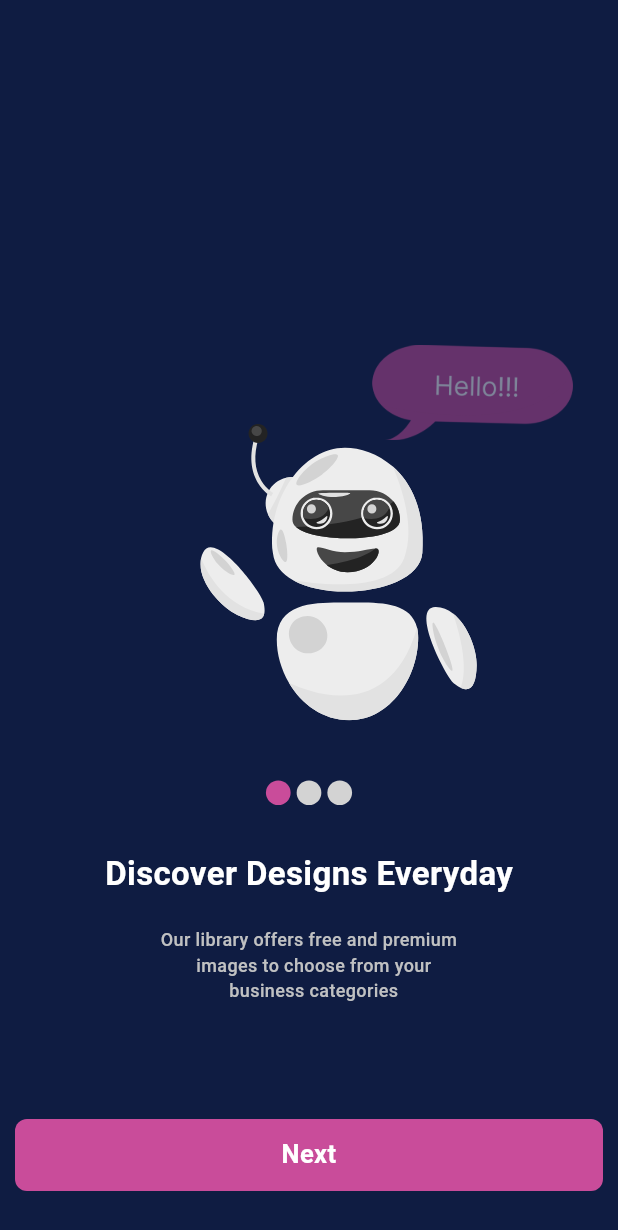
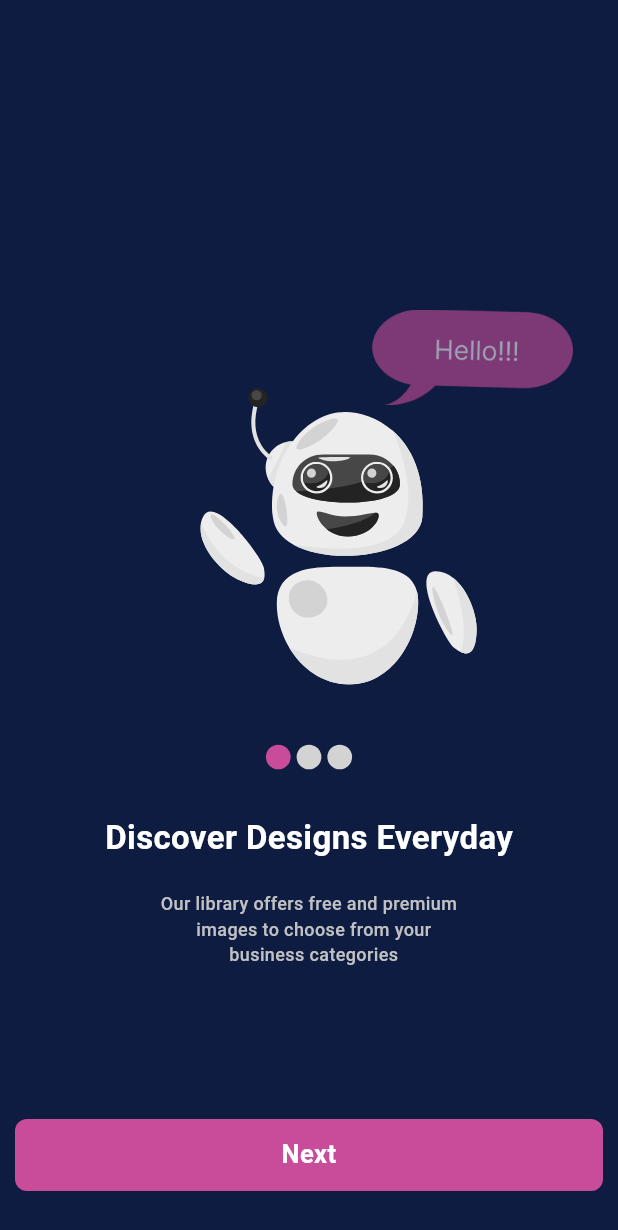
Before and after one commit to UmeshBrainbinary/festival_studio, a Flutter app: the screen it shows after launch, on a phone screen of 412 x 824 dp. Shown: the top 1230 px of the screen. Run offline on Flutter 3.47's test engine with Material 3 defaults, Android fonts, the phone set to English and light mode, and no system bars; our stand-ins replace auto_size_text, cached_network_image, connectivity_plus, country_picker, flutter_colorpicker, flutter_svg and 11 more; missing offline and left inert: flutter_share.

Commit message:
ui changes

```diff
--- a/lib/screen/add_details/widget/add_details_widget.dart
+++ b/lib/screen/add_details/widget/add_details_widget.dart
@@ -34,7 +34,7 @@ Widget addDetailsTextField(BuildContext context) {
               children: [
 
                 const SizedBox(
-                  height: 20,
+                  height: 40,
                 ),
                 Center(
                   child: Text(
--- a/lib/screen/card_detail/card_detail_screen.dart
+++ b/lib/screen/card_detail/card_detail_screen.dart
@@ -44,10 +44,10 @@ class _CardDetailScreenState extends State<CardDetailScreen> {
           children: [
             GetBuilder<CardDetailController>(
               id: "frame",
-              builder: (context) {
+              builder: (con) {
                 return Column(
                   children: [
-                    SizedBox(height: height * 0.01),
+                    SizedBox(height: height * 0.015),
                     Row(mainAxisAlignment: MainAxisAlignment.spaceBetween,
                       children: [
                         SizedBox(width: width * 0.04),
--- a/lib/screen/card_download/card_dowload_screen.dart
+++ b/lib/screen/card_download/card_dowload_screen.dart
@@ -32,7 +32,7 @@ class CardDownload extends StatelessWidget {
           child: Column(
             children: [
               const SizedBox(
-                height: 20,
+                height: 40,
               ),
               Row(
                 children: [
--- a/lib/screen/generate_logo/generate_logo_screen.dart
+++ b/lib/screen/generate_logo/generate_logo_screen.dart
@@ -16,7 +16,7 @@ class GenerateLogoScreen extends StatelessWidget {
     return Scaffold(
       backgroundColor: AppColors.backgroundCard,
       body: Padding(
-        padding: const EdgeInsets.all(15.0),
+        padding: const EdgeInsets.all(20.0),
         child: addDetailsTextField(context),
       ),
     );
--- a/lib/screen/generate_logo/widget/generate_logo_widget.dart
+++ b/lib/screen/generate_logo/widget/generate_logo_widget.dart
@@ -22,7 +22,7 @@ Widget addDetailsTextField(BuildContext context) {
       crossAxisAlignment: CrossAxisAlignment.start,
       children: [
         const SizedBox(
-          height: 20,
+          height: 40,
         ),
         Row(
           children: [
--- a/lib/screen/help&support/help&suport_screen.dart
+++ b/lib/screen/help&support/help&suport_screen.dart
@@ -19,11 +19,11 @@ class HelpScreen extends StatelessWidget {
     return Scaffold(
       backgroundColor: AppColors.backgroundCard,
       body: Padding(
-        padding: const EdgeInsets.all(15.0),
+        padding: const EdgeInsets.all(20.0),
         child: Column(
           children: [
             const SizedBox(
-              height: 20,
+              height: 40,
             ),
             Row(
               children: [
--- a/lib/screen/home/home_screen.dart
+++ b/lib/screen/home/home_screen.dart
@@ -18,12 +18,12 @@ class HomeScreen extends StatelessWidget {
         children: [
           GetBuilder<HomeController>(
             id: "home",
-            builder: (context) {
+            builder: (con) {
               return Padding(
-                padding: const EdgeInsets.all(15.0),
+                padding: const EdgeInsets.all(20.0),
                 child: Column(
                   children: [
-                    const SizedBox(height: 20,),
+                    const SizedBox(height: 40,),
                     textField(),
                     Expanded(child: (controller.search.text =='')?ListView.builder(
                           itemCount: controller.dataShow.length,
--- a/lib/screen/home/motivational_screen.dart
+++ b/lib/screen/home/motivational_screen.dart
@@ -12,11 +12,11 @@ class MotivationalScreen extends StatelessWidget {
     return Scaffold(
       backgroundColor: AppColors.blue,
       body: Padding(
-        padding: const EdgeInsets.all(15.0),
+        padding: const EdgeInsets.all(20.0),
         child: Column(
           children: [
             const SizedBox(
-              height: 10,
+              height: 40,
             ),
             Row(
               children: [
--- a/lib/screen/home/upcoming_screen.dart
+++ b/lib/screen/home/upcoming_screen.dart
@@ -64,11 +64,11 @@ List grid =[];
     return Scaffold(
       backgroundColor: AppColors.blue,
       body: Padding(
-        padding: const EdgeInsets.all(15.0),
+        padding: const EdgeInsets.all(20.0),
         child: Column(
           children: [
             const SizedBox(
-              height: 20,
+              height: 40,
             ),
             Row(
               mainAxisAlignment: MainAxisAlignment.spaceBetween,
--- a/lib/screen/intro/onboarding/onboarding_screen.dart
+++ b/lib/screen/intro/onboarding/onboarding_screen.dart
@@ -26,7 +26,7 @@ class _OnboardingScreenState extends State<OnboardingScreen>  with SingleTickerP
     super.initState();
 
     animationController = AnimationController(
-      duration: const Duration(seconds: 10),
+      duration: const Duration(seconds: 8),
       vsync: this,
     );
 
@@ -51,7 +51,7 @@ class _OnboardingScreenState extends State<OnboardingScreen>  with SingleTickerP
            padding: const EdgeInsets.all(10.0),
            child: Column(
              children: [
-               const Spacer(flex: 3,),
+               const Spacer(flex: 2,),
                SizedBox(
                  height: 450,
                  child: PageView.builder(
@@ -78,16 +78,16 @@ class _OnboardingScreenState extends State<OnboardingScreen>  with SingleTickerP
                                  ),
 
 
-                     TweenAnimationBuilder<double>(
+                                 index ==0?   TweenAnimationBuilder<double>(
                      tween: Tween<double>(begin: 0.0, end: 1.0),
                      curve: Curves.ease,
-                     duration: const Duration(seconds: 10),
+                     duration: const Duration(seconds: 8),
                      builder: (BuildContext context, double opacity, Widget? child) {
                      return Opacity(
                      opacity: opacity,
                      child: Image.asset(AppAssets.hello,scale: 7.5,)
                      );
-                     }),
+                     }):const SizedBox(),
 
                                ],
                              ),
--- a/lib/screen/select_logo/select_logo_screen.dart
+++ b/lib/screen/select_logo/select_logo_screen.dart
@@ -28,11 +28,11 @@ class LogoSelectionPage extends StatelessWidget {
     return Scaffold(
       backgroundColor: AppColors.backgroundCard,
       body: Padding(
-        padding: const EdgeInsets.all(15.0),
+        padding: const EdgeInsets.all(20.0),
         child: Column(
           children: [
             const SizedBox(
-              height: 20,
+              height: 40,
             ),
             Row(
               children: [
--- a/lib/screen/termsCondition/terms_condition_screen.dart
+++ b/lib/screen/termsCondition/terms_condition_screen.dart
@@ -25,7 +25,7 @@ class TermsConditionScreen extends StatelessWidget {
             Column(
               children: [
                 const SizedBox(
-                  height: 10,
+                  height: 40,
                 ),
                 Row(
                   children: [
--- a/lib/screen/tutorials/tutorials_screen.dart
+++ b/lib/screen/tutorials/tutorials_screen.dart
@@ -18,11 +18,11 @@ class VideoScreen extends StatelessWidget {
     return Scaffold(
       backgroundColor: AppColors.backgroundCard,
       body: Padding(
-        padding: const EdgeInsets.all(15.0),
+        padding: const EdgeInsets.all(20.0),
         child: Column(
           children: [
             const SizedBox(
-              height: 20,
+              height: 40,
             ),
             Row(
               children: [
```
